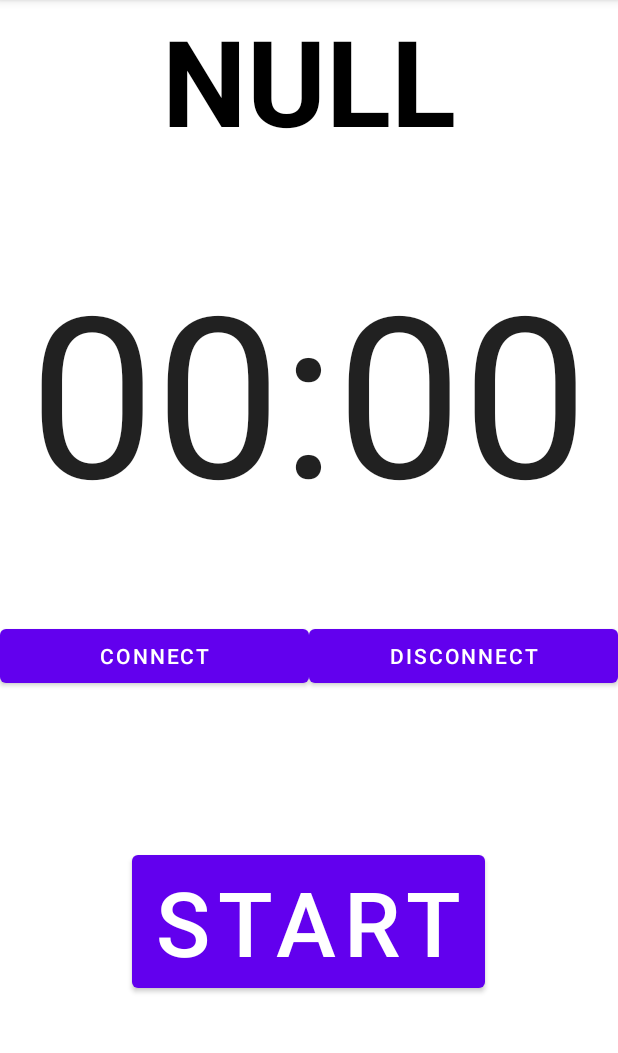
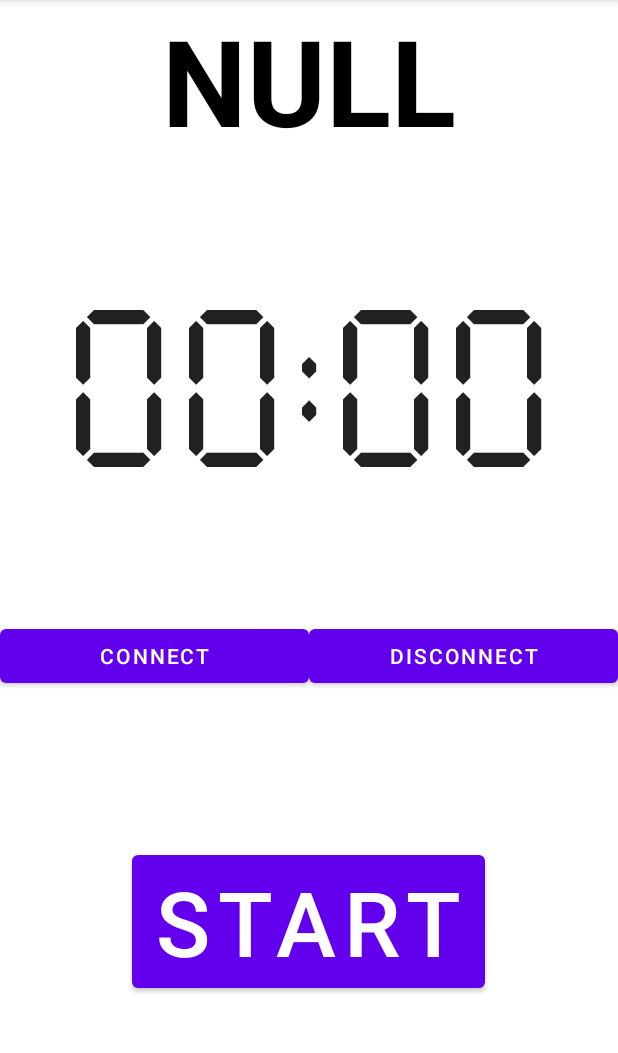
Before and after one commit to ldj526/BilliardClient, an Android app: the screen it shows after launch (MainActivity), on a phone screen of 412 x 824 dp, the part 84-1137 px from its top. Run offline under Robolectric (Android 15) with nearby library versions, the phone set to English and light mode, and no system bars.

Commit message:
feat: 타이머 폰트 변경

```diff
--- a/app/build.gradle
+++ b/app/build.gradle
@@ -9,7 +9,7 @@ android {
 
     defaultConfig {
         applicationId "com.example.billiardclient"
-        minSdk 24
+        minSdk 26
         targetSdk 33
         versionCode 1
         versionName "1.0"
--- /dev/null
+++ b/app/src/main/res/font/font.xml
@@ -0,0 +1,9 @@
+<?xml version="1.0" encoding="utf-8"?>
+<font-family xmlns:android="http://schemas.android.com/apk/res/android">
+
+    <font
+        android:font="@font/sevensegment"
+        android:fontStyle="normal"
+        android:fontWeight="400" />
+
+</font-family>
--- a/app/src/main/res/layout/activity_main.xml
+++ b/app/src/main/res/layout/activity_main.xml
@@ -33,6 +33,7 @@
             android:layout_height="wrap_content"
             android:freezesText="false"
             android:text="00"
+            android:fontFamily="@font/font"
             android:textAllCaps="false"
             android:textAppearance="@style/TextAppearance.AppCompat.Large"
             android:textSize="150sp" />
@@ -41,6 +42,8 @@
             android:layout_width="wrap_content"
             android:layout_height="wrap_content"
             android:text=":"
+            android:layout_marginBottom="30dp"
+            android:fontFamily="@font/font"
             android:textAppearance="@style/TextAppearance.AppCompat.Large"
             android:textSize="150sp" />
 
@@ -50,6 +53,7 @@
             android:layout_height="wrap_content"
             android:freezesText="false"
             android:text="00"
+            android:fontFamily="@font/font"
             android:textAllCaps="false"
             android:textAppearance="@style/TextAppearance.AppCompat.Large"
             android:textSize="150sp" />
```
Also changed, not shown: app/src/main/res/font/sevensegment.ttf (added).
